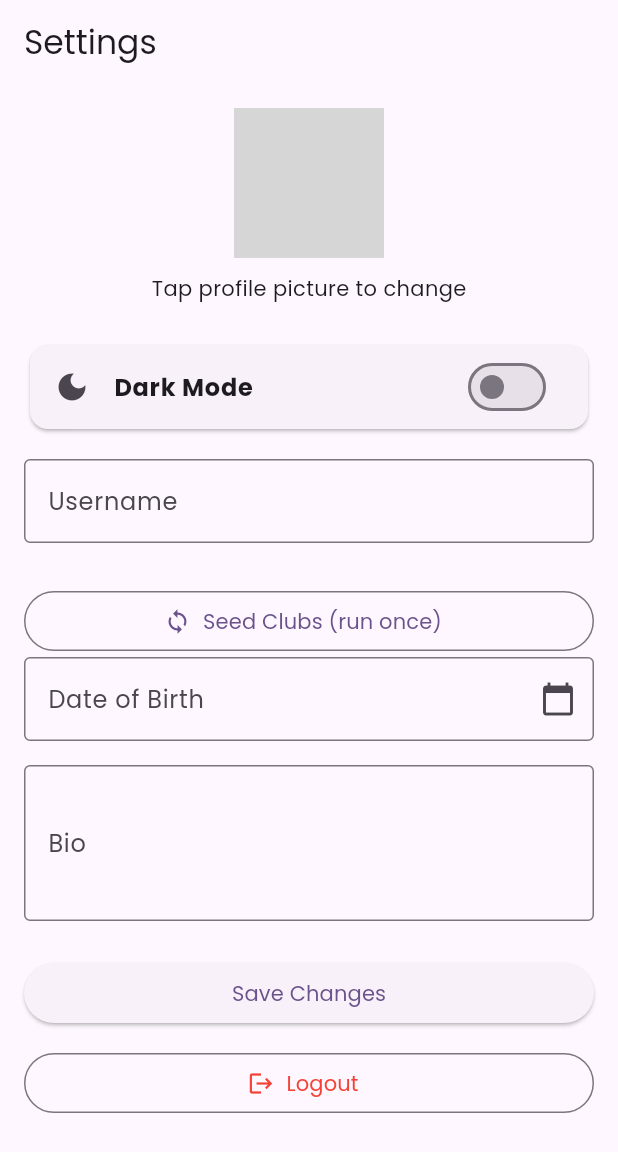
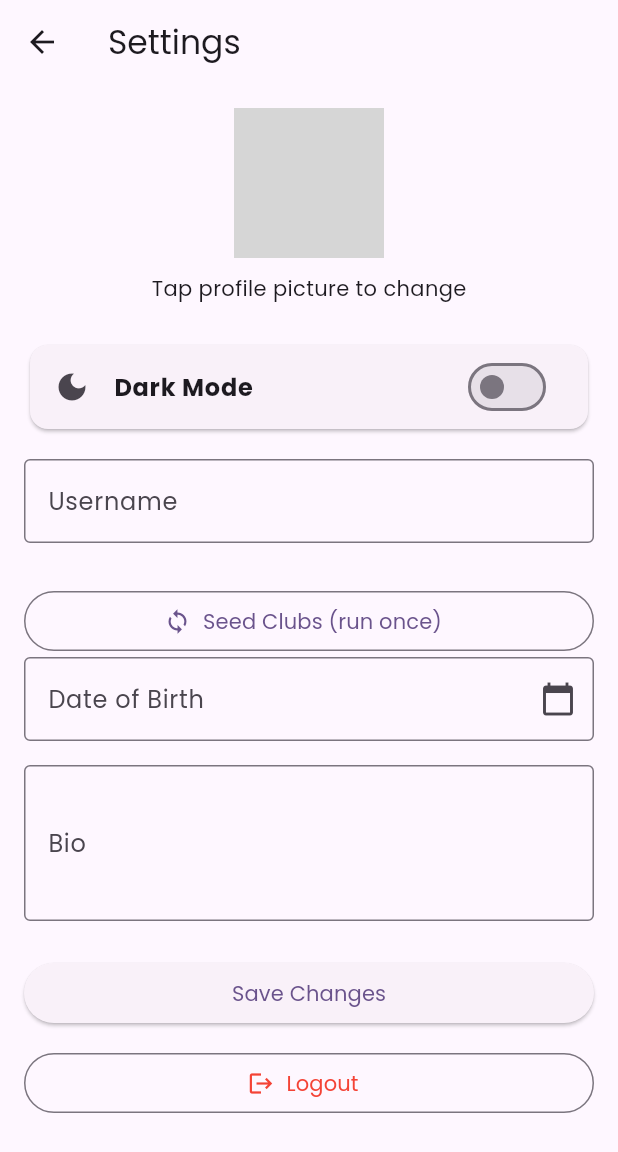
Before and after one commit to eldarismayilzada-art/CS310-Group-Project, a Flutter app: the SideScreen widget shown alone on an empty page, opened directly, after a tap on "Settings", on a phone screen of 412 x 824 dp. Shown: the top 1152 px of the screen. Run offline on Flutter 3.47's test engine with Material 3 defaults, Android fonts, the phone set to English and light mode, and no system bars; our stand-ins replace cloud_firestore, firebase_auth, firebase_core, image_picker, shared_preferences; accounts and stored records are empty; network calls fail; grey boxes are pictures that could not be loaded.

Commit message:
Update side_screen.dart

```diff
--- a/lib/screens/side_screen.dart
+++ b/lib/screens/side_screen.dart
@@ -107,14 +107,6 @@ class SideScreen extends StatelessWidget {
                   Navigator.pushReplacementNamed(context, '/calendar');
                 },
               ),
-              ListTile(
-                contentPadding: const EdgeInsets.only(left: 40),
-                title: Text('Daily', style: TextStyle(fontFamily: 'Poppins', color: textColor)),
-                onTap: () {
-                  Navigator.pop(context);
-                  Navigator.pushReplacementNamed(context, '/calendar');
-                },
-              ),
             ],
           ),
           Divider(height: 1, color: dividerColor),
@@ -131,7 +123,7 @@ class SideScreen extends StatelessWidget {
           ),
           Divider(height: 1, color: dividerColor),
 
-          // --- CREATE POST ---
+          if (user?.role == 'club') ...[
             ListTile(
               leading: const Icon(Icons.add_photo_alternate_rounded, color: AppColors.primary),
               title: Text('Create Post', style: TextStyle(fontFamily: 'Poppins', color: textColor)),
@@ -141,14 +133,14 @@ class SideScreen extends StatelessWidget {
               },
             ),
             Divider(height: 1, color: dividerColor),
+          ],
 
-          // --- SETTINGS ---
           ListTile(
             leading: const Icon(Icons.settings_outlined, color: AppColors.primary),
             title: Text('Settings', style: TextStyle(fontFamily: 'Poppins', color: textColor)),
             onTap: () {
               Navigator.pop(context);
-              Navigator.pushReplacementNamed(context, '/settings');
+              Navigator.pushNamed(context, '/settings');
             },
           ),
 
```
Lines whose indentation alone changed are shown as unchanged.
